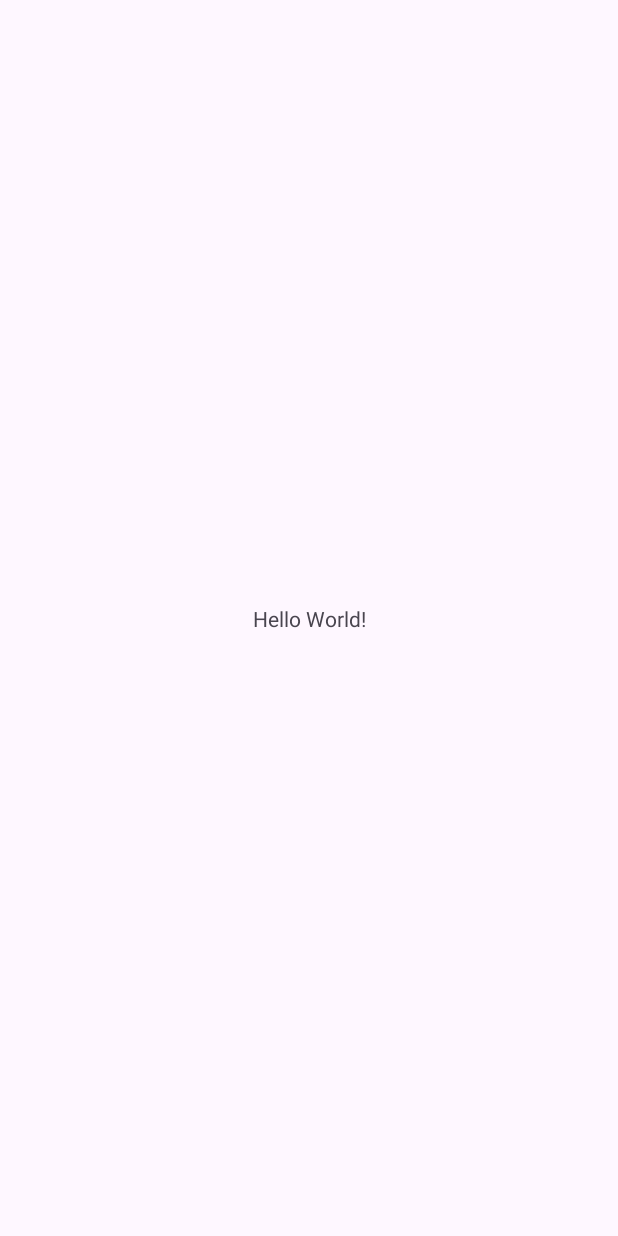
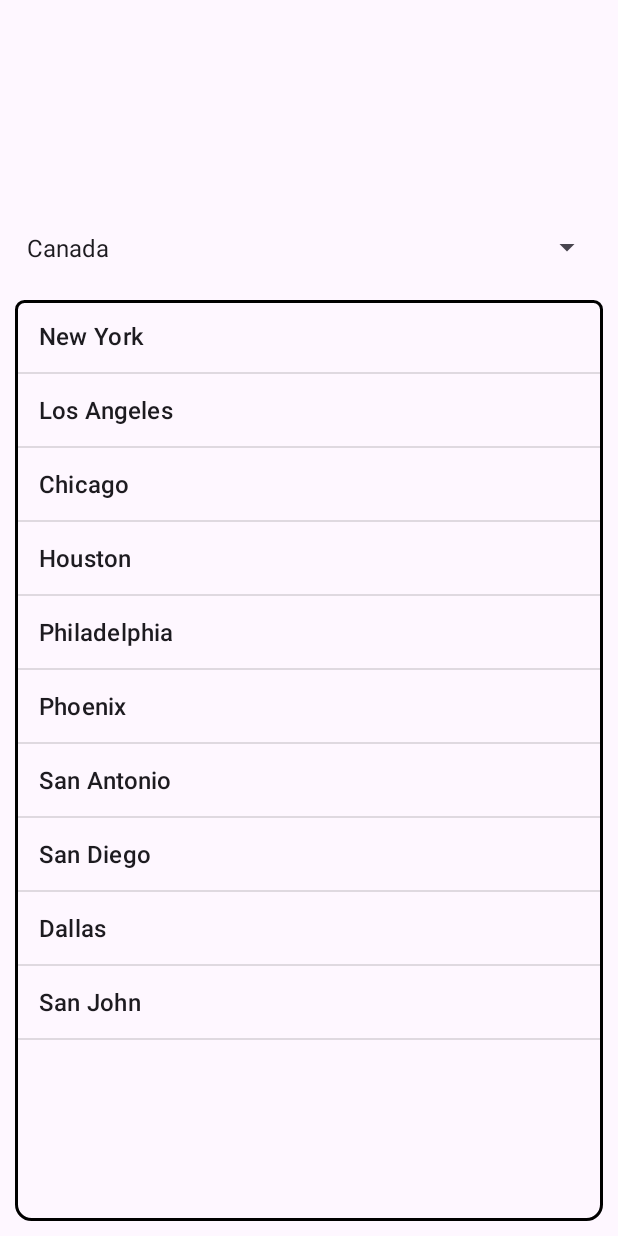
Before and after one commit to edd-ie/Android_lists, an Android app: the screen it shows after launch (MainActivity), on a phone screen of 412 x 824 dp. Before the commit the screen is almost empty. Run offline under Robolectric (Android 15) with nearby library versions, the phone set to English and light mode, and no system bars.

Commit message:
Static and dynamic list & dropdown menus

```diff
--- a/app/src/main/java/edd_ie/com/github/lists/MainActivity.java
+++ b/app/src/main/java/edd_ie/com/github/lists/MainActivity.java
@@ -1,12 +1,17 @@
 package edd_ie.com.github.lists;
 
 import android.os.Bundle;
+import android.view.View;
+import android.widget.AdapterView;
+import android.widget.ArrayAdapter;
+import android.widget.ListView;
+import android.widget.Spinner;
+import android.widget.Toast;
 
 import androidx.activity.EdgeToEdge;
 import androidx.appcompat.app.AppCompatActivity;
-import androidx.core.graphics.Insets;
-import androidx.core.view.ViewCompat;
-import androidx.core.view.WindowInsetsCompat;
+
+import java.util.ArrayList;
 
 public class MainActivity extends AppCompatActivity {
 
@@ -15,10 +20,43 @@ public class MainActivity extends AppCompatActivity {
         super.onCreate(savedInstanceState);
         EdgeToEdge.enable(this);
         setContentView(R.layout.activity_main);
-        ViewCompat.setOnApplyWindowInsetsListener(findViewById(R.id.main), (v, insets) -> {
-            Insets systemBars = insets.getInsets(WindowInsetsCompat.Type.systemBars());
-            v.setPadding(systemBars.left, systemBars.top, systemBars.right, systemBars.bottom);
-            return insets;
+
+        ListView list = findViewById(R.id.list);
+        Spinner dropdown = findViewById(R.id.spinner);
+
+        ArrayList<String> data = new ArrayList<>();
+
+        data.add("New York");
+        data.add("Los Angeles");
+        data.add("Chicago");
+        data.add("Houston");
+        data.add("Philadelphia");
+        data.add("Phoenix");
+        data.add("San Antonio");
+        data.add("San Diego");
+        data.add("Dallas");
+        data.add("San John");
+
+        ArrayAdapter<String> adapter = new ArrayAdapter<>(this, android.R.layout.simple_list_item_1, data);
+        list.setAdapter(adapter);
+
+        list.setOnItemClickListener(new AdapterView.OnItemClickListener() {
+            @Override
+            public void onItemClick(AdapterView<?> parent, View view, int position, long id) {
+                Toast.makeText(MainActivity.this, data.get(position), Toast.LENGTH_SHORT).show();
+            }
+        });
+
+        dropdown.setOnItemSelectedListener(new AdapterView.OnItemSelectedListener() {
+            @Override
+            public void onItemSelected(AdapterView<?> parent, View view, int position, long id) {
+                Toast.makeText(MainActivity.this, dropdown.getSelectedItem().toString(), Toast.LENGTH_SHORT).show();
+            }
+
+            @Override
+            public void onNothingSelected(AdapterView<?> parent) {
+
+            }
         });
     }
 }
--- /dev/null
+++ b/app/src/main/res/drawable/div_border.xml
@@ -0,0 +1,20 @@
+<?xml version="1.0" encoding="utf-8"?>
+<shape xmlns:android="http://schemas.android.com/apk/res/android"
+    android:shape="rectangle" >
+
+    <!-- View border color and width -->
+    <stroke
+        android:width="2dp"
+        android:color="@color/black" >
+    </stroke>
+
+    <!-- The radius makes the corners rounded -->
+    <corners
+        android:bottomLeftRadius="10dp"
+        android:bottomRightRadius="10dp"
+        android:topLeftRadius="5dp"
+        android:topRightRadius="5dp"
+        >
+    </corners>
+
+</shape>
--- a/app/src/main/res/layout/activity_main.xml
+++ b/app/src/main/res/layout/activity_main.xml
@@ -1,19 +1,39 @@
 <?xml version="1.0" encoding="utf-8"?>
 <androidx.constraintlayout.widget.ConstraintLayout xmlns:android="http://schemas.android.com/apk/res/android"
+    xmlns:tools="http://schemas.android.com/tools"
     xmlns:app="http://schemas.android.com/apk/res-auto"
-    xmlns:tools="http://schemas.android.com/tools"
     android:id="@+id/main"
     android:layout_width="match_parent"
     android:layout_height="match_parent"
     tools:context=".MainActivity">
 
-    <TextView
-        android:layout_width="wrap_content"
-        android:layout_height="wrap_content"
-        android:text="Hello World!"
-        app:layout_constraintBottom_toBottomOf="parent"
-        app:layout_constraintEnd_toEndOf="parent"
-        app:layout_constraintStart_toStartOf="parent"
-        app:layout_constraintTop_toTopOf="parent" />
+    <Spinner
+        android:layout_width="match_parent"
+        android:layout_height="50dp"
+        android:id="@+id/spinner"
+        app:layout_constraintBottom_toTopOf="@id/div1"
+        android:layout_margin="10dp"
+        android:entries="@array/dropdwn"
+        />
+
+    <RelativeLayout
+        android:layout_width="match_parent"
+        android:layout_height="match_parent"
+        android:background="@drawable/div_border"
+        android:layout_marginLeft="10dp"
+        android:layout_marginRight="10dp"
+        android:layout_marginBottom="10dp"
+        android:layout_marginTop="200dp"
+        android:id="@+id/div1"
+
+        >
+
+        <ListView
+            android:id="@+id/list"
+            android:layout_width="match_parent"
+            android:layout_height="match_parent" />
+
+
+    </RelativeLayout>
 
 </androidx.constraintlayout.widget.ConstraintLayout>
--- a/app/src/main/res/values/strings.xml
+++ b/app/src/main/res/values/strings.xml
@@ -1,3 +1,12 @@
 <resources>
     <string name="app_name">Lists</string>
+
+    <string-array name="dropdwn">
+        <item>Canada</item>
+        <item>USA</item>
+        <item>UK</item>
+        <item>Germany</item>
+        <item>France</item>
+        <item>Italy</item>
+    </string-array>
 </resources>
```
